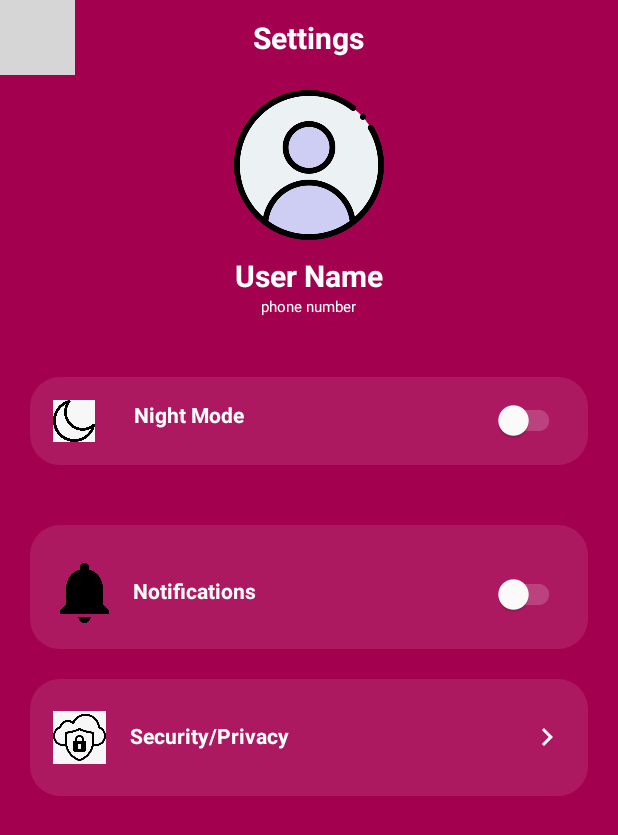
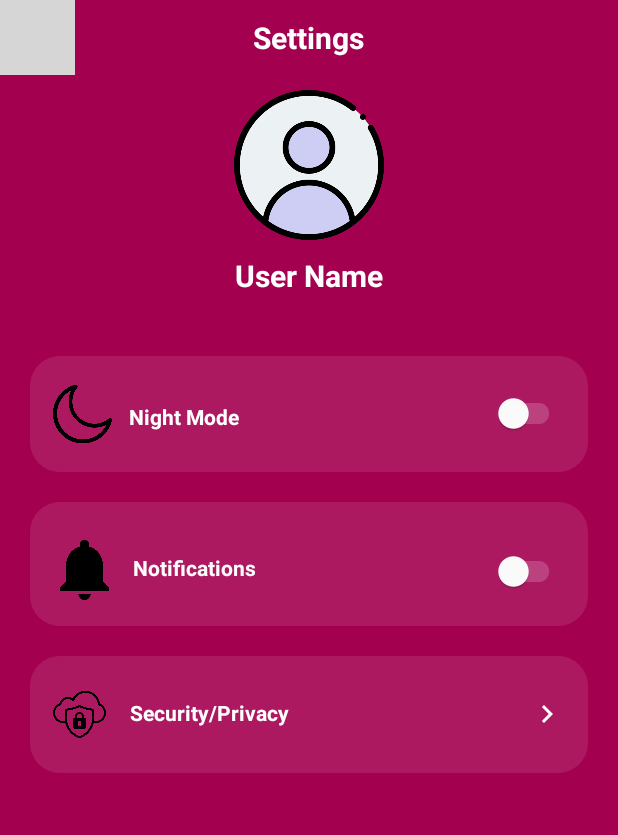
Before and after one commit to ecekaratas/Cs394-HW1, an Android app: the layout settings.xml on its own in the app's theme, with its tools: preview values and no code run, on a phone screen of 412 x 824 dp. Shown: the top 835 px of the screen. Run offline under Robolectric (Android 15) with nearby library versions, the light colour scheme and no system bars; grey boxes are pictures that could not be loaded.

Commit message:
ooooo ed

```diff
--- a/app/src/main/java/com/example/recyclerviewexinclass/MainActivity.kt
+++ b/app/src/main/java/com/example/recyclerviewexinclass/MainActivity.kt
@@ -38,7 +38,6 @@ class MainActivity : AppCompatActivity() {
     }
 
     override fun onOptionsItemSelected(item: MenuItem): Boolean {
-        val binding : FragmentMainScreenBinding = DataBindingUtil.setContentView(this, R.layout.activity_main)
         return when(item.itemId){
             R.id.settings -> {
                 Toast.makeText(this,"Settings",Toast.LENGTH_LONG).show()
--- a/app/src/main/res/layout/profile.xml
+++ b/app/src/main/res/layout/profile.xml
@@ -50,14 +50,6 @@
         android:textColor="@color/white"
         android:textSize="20dp"
         android:textStyle="bold" />
-
-    <TextView
-        android:layout_width="wrap_content"
-        android:layout_height="wrap_content"
-        android:layout_gravity="center"
-        android:text="phone number"
-        android:textColor="@color/white"
-        android:textSize="10sp" />
 
     <LinearLayout
         android:layout_width="match_parent"
--- a/app/src/main/res/layout/settings.xml
+++ b/app/src/main/res/layout/settings.xml
@@ -52,21 +52,14 @@
         android:textColor="@color/white"
         android:textSize="20dp"
         android:textStyle="bold"/>
-    <TextView
-        android:layout_width="wrap_content"
-        android:layout_height="wrap_content"
-        android:text="phone number"
-        android:textColor="@color/white"
-        android:textSize="10sp"
-        android:layout_gravity="center" />
 
     <LinearLayout
+        android:layout_width="match_parent"
+        android:layout_height="77dp"
+        android:layout_marginStart="20dp"
+        android:layout_marginTop="40dp"
+        android:layout_marginEnd="20dp"
         android:background="@drawable/round_back_white10_20"
-        android:layout_width="match_parent"
-        android:layout_height="wrap_content"
-        android:layout_marginStart="20dp"
-        android:layout_marginEnd="20dp"
-        android:layout_marginTop="40dp"
         android:orientation="vertical"
         android:padding="15dp">
 
@@ -77,15 +70,19 @@
 
             <ImageView
                 android:id="@+id/imageView5"
-                android:layout_width="28dp"
-                android:layout_height="28dp"
+                android:layout_width="39dp"
+                android:layout_height="match_parent"
                 app:srcCompat="@drawable/nightmode" />
 
             <TextView
                 android:layout_width="wrap_content"
                 android:layout_height="wrap_content"
-                android:layout_marginStart="26dp"
-                android:layout_toEndOf="@+id/imageView5"
+                android:layout_alignParentTop="true"
+                android:layout_alignParentBottom="true"
+                android:layout_marginStart="11dp"
+                android:layout_marginTop="1dp"
+                android:layout_marginBottom="14dp"
+                android:layout_toEndOf="@id/imageView5"
                 android:text="Night Mode"
                 android:textColor="#FFFFFFFF"
                 android:textStyle="bold" />
@@ -108,7 +105,7 @@
         android:layout_width="match_parent"
         android:layout_height="wrap_content"
         android:layout_marginStart="20dp"
-        android:layout_marginTop="40dp"
+        android:layout_marginTop="20dp"
         android:layout_marginEnd="20dp"
         android:background="@drawable/round_back_white10_20"
         android:orientation="vertical"
```
Also changed, not shown: app/src/main/res/drawable-v24/nightmode.png (added), app/src/main/res/drawable-v24/securityicon.png (added), app/src/main/res/drawable/nightmode.jpeg (deleted), app/src/main/res/drawable/securityicon.jpeg (deleted).
